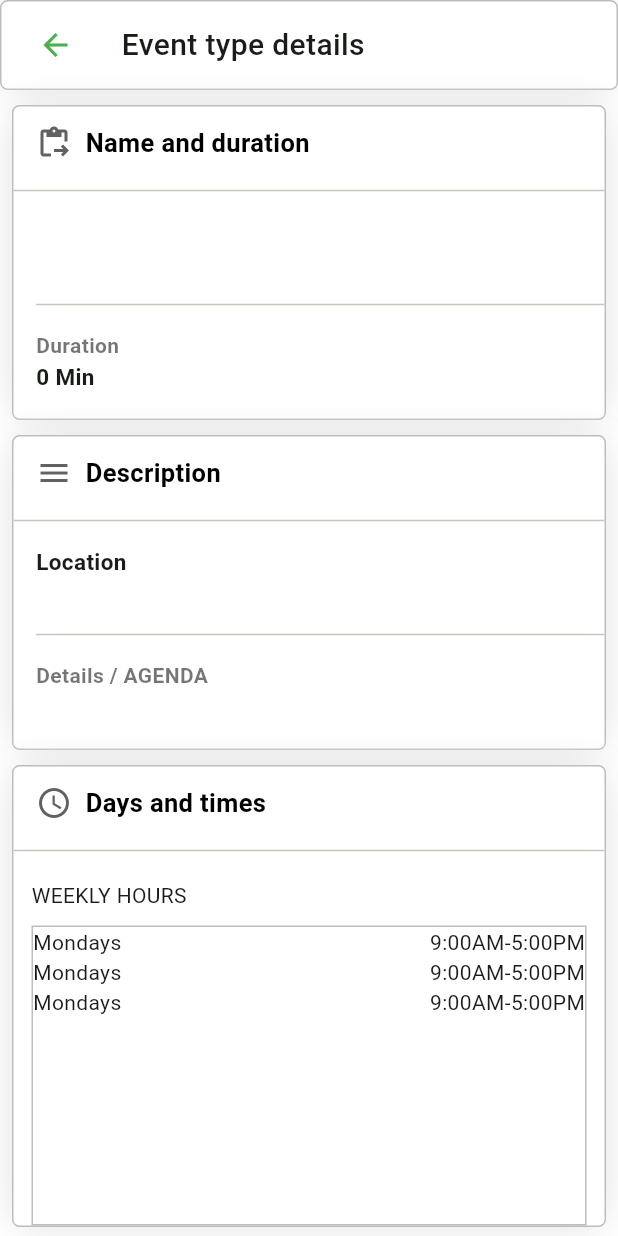
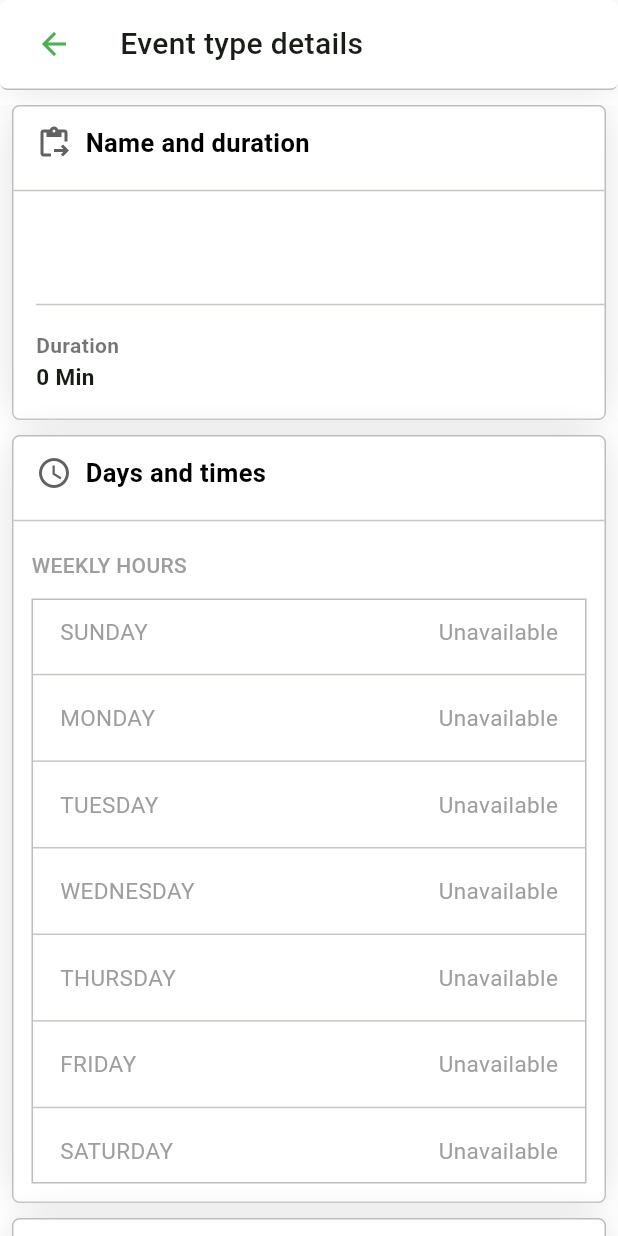
Before and after one commit to sayedmaltan/Timease, a Flutter app: the EventDetailsView screen opened directly with empty values, on a phone screen of 412 x 824 dp. Run offline on Flutter 3.47's test engine with Material 3 defaults, Android fonts, the phone set to English and light mode, and no system bars; our stand-ins replace dartz, dio, flutter_bloc, fluttertoast, get_it, go_router and 2 more; accounts and stored records are empty.

Commit message:
finish event details and search event

```diff
--- /dev/null
+++ b/timease_mobile/lib/core/utils/function/sort_availabilities_by_day.dart
@@ -0,0 +1,54 @@
+import '../../../features/event/data/models/event_model.dart';
+
+List<Availabilities> sortAvailabilitiesByDay(List<Availabilities> availabilitiesList) {
+  List<Availabilities> completeList = fillMissingDays(availabilitiesList);
+
+  Map<String, int> weekOrder = {
+    "SUNDAY": 0,
+    "MONDAY": 1,
+    "TUESDAY": 2,
+    "WEDNESDAY": 3,
+    "THURSDAY": 4,
+    "FRIDAY": 5,
+    "SATURDAY": 6
+  };
+
+  completeList.sort((a, b) {
+    // Check if the day is unavailable, put those at the end
+    if (a.startTime == "Unavailable" && b.startTime != "Unavailable") {
+      return 1; // a goes to the end
+    }
+    if (a.startTime != "Unavailable" && b.startTime == "Unavailable") {
+      return -1; // b goes to the end
+    }
+
+    // Otherwise, sort by the day of the week
+    return weekOrder[a.dayOfWeek]!.compareTo(weekOrder[b.dayOfWeek]!);
+  });
+
+  return completeList;
+}
+
+// Function to ensure all 7 days exist in the list
+List<Availabilities> fillMissingDays(List<Availabilities> availabilitiesList) {
+  Set<String?> existingDays = availabilitiesList.map((e) => e.dayOfWeek).toSet();
+  List<String> allDays = ["SUNDAY", "MONDAY", "TUESDAY", "WEDNESDAY", "THURSDAY", "FRIDAY", "SATURDAY"];
+
+  // Get the first available ID from the list (for the missing days)
+  String? defaultId = availabilitiesList.isNotEmpty ? availabilitiesList[0].id : "default-id";
+
+  List<Availabilities> completeList = List.from(availabilitiesList);
+
+  for (String day in allDays) {
+    if (!existingDays.contains(day)) {
+      completeList.add(Availabilities(
+        id: defaultId, // Use the existing ID from an available day
+        dayOfWeek: day,
+        startTime: "Unavailable",
+        endTime: "Unavailable",
+      ));
+    }
+  }
+
+  return completeList;
+}
--- a/timease_mobile/lib/core/widgets/custom_search.dart
+++ b/timease_mobile/lib/core/widgets/custom_search.dart
@@ -1,41 +1,43 @@
 import 'package:flutter/material.dart';
 import 'package:timease_mobile/constants.dart';
 import 'package:timease_mobile/core/widgets/custom_text_form_field.dart';
+import 'package:timease_mobile/features/event/data/models/event_model.dart';
+import 'package:timease_mobile/features/event/presentation/manger/event_cubit/user_events_cubit.dart';
 
-class CustomSearch extends StatefulWidget {
+class CustomSearch extends StatelessWidget {
   const CustomSearch({
     super.key,
     required this.controller,
     required this.text,
+    required this.eventListModel,
   });
 
+  final List<EventModel> eventListModel;
   final TextEditingController controller;
   final String text;
 
   @override
-  State<CustomSearch> createState() => _CustomSearchState();
-}
-
-class _CustomSearchState extends State<CustomSearch> {
-  @override
   Widget build(BuildContext context) {
+    UserEventsCubit userEventsCubit=UserEventsCubit.get(context);
     return Padding(
       padding: const EdgeInsets.symmetric(horizontal: 12.0),
       child: CustomTextFormField(
         suffixIconColor: Colors.black,
         suffixIconResponse: () {
-          widget.controller.text = '';
-          setState(() {});
+          controller.text = '';
+          userEventsCubit.reStartSearch(eventModelList: eventListModel);
         },
-        onChanged: (value) => setState(() {}),
+        onChanged: (value) {
+          userEventsCubit.searchEventsList(eventModelList: eventListModel, value: value);
+        },
         borderRadiusSize: 28,
         focusedBorderColor: kSecPrimaryColor,
         hintStyleWeight: FontWeight.w400,
-        suffixIcon: widget.controller.text.isNotEmpty ? Icons.close : null,
-        hintText: widget.text,
+        suffixIcon: controller.text.isNotEmpty ? Icons.close : null,
+        hintText: text,
         keyboardType: TextInputType.text,
         isPassword: false,
-        controller: widget.controller,
+        controller: controller,
         validator: (value) {
           return null;
         },
--- a/timease_mobile/lib/features/event/presentation/manger/event_cubit/user_events_cubit.dart
+++ b/timease_mobile/lib/features/event/presentation/manger/event_cubit/user_events_cubit.dart
@@ -1,4 +1,5 @@
 import 'package:flutter_bloc/flutter_bloc.dart';
+import 'package:timease_mobile/features/event/data/models/event_model.dart';
 import 'package:timease_mobile/features/event/data/repos/event_repo.dart';
 import 'package:timease_mobile/features/event/presentation/manger/event_cubit/user_events_state.dart';
 
@@ -24,4 +25,22 @@ class UserEventsCubit extends Cubit<UserEventsState> {
       },
     );
   }
+
+  void searchEventsList(
+      {required List<EventModel> eventModelList, required String value}) {
+    emit(SearchEventsLoading());
+    List<EventModel> newList = [];
+    String value2 = value.toLowerCase();
+    for (int i = 0; i < eventModelList.length; i++) {
+      if (eventModelList[i].title!.toLowerCase().contains(value) ||
+          eventModelList[i].description!.toLowerCase().contains(value2)) {
+        newList.add(eventModelList[i]);
+      }
+    }
+    emit(UserEventsSuccess(eventsListModel: newList));
+  }
+
+  void reStartSearch({required List<EventModel> eventModelList}) {
+    emit(UserEventsSuccess(eventsListModel: eventModelList));
+  }
 }
--- a/timease_mobile/lib/features/event/presentation/manger/event_cubit/user_events_state.dart
+++ b/timease_mobile/lib/features/event/presentation/manger/event_cubit/user_events_state.dart
@@ -12,7 +12,14 @@ class UserEventsSuccess extends UserEventsState{
   UserEventsSuccess({required this.eventsListModel});
 }
 
-class UserEventsFailure extends UserEventsState{
+class UserEventsFailure extends UserEventsState {
   final String errMessage;
+
   UserEventsFailure({required this.errMessage});
 }
+  class SearchEventsLoading extends UserEventsState{}
+
+  class SearchEventsSuccess extends UserEventsState{
+  List<EventModel> eventsListModel;
+  SearchEventsSuccess({required this.eventsListModel});
+  }
--- a/timease_mobile/lib/features/event/presentation/views/event_details_view.dart
+++ b/timease_mobile/lib/features/event/presentation/views/event_details_view.dart
@@ -1,4 +1,5 @@
 import 'package:flutter/material.dart';
+import 'package:timease_mobile/core/utils/function/sort_availabilities_by_day.dart';
 import 'package:timease_mobile/features/event/data/models/event_model.dart';
 import 'package:timease_mobile/features/event/presentation/views/widgets/custom_3layer_container.dart';
 import 'package:timease_mobile/features/event/presentation/views/widgets/custom_available_time.dart';
@@ -16,18 +17,28 @@ class EventDetailsView extends StatelessWidget {
   @override
   Widget build(BuildContext context) {
     return Scaffold(
-      body: SingleChildScrollView(
-        scrollDirection: Axis.vertical,
-        physics: BouncingScrollPhysics(),
-        child: SafeArea(
+      body: SafeArea(
         child: Column(
           spacing: 10,
           children: [
             CustomEventDetailsAppBar(),
+            Expanded(
+              child: SingleChildScrollView(
+                child: Column(
+                  spacing: 10,
+                  children: [
                     Padding(
                       padding: EdgeInsets.symmetric(horizontal: 8.0),
                       child: CustomNameDuration(
                         eventModel: eventModel,
+                      ),
+                    ),
+                    Padding(
+                      padding: const EdgeInsets.symmetric(horizontal: 8.0),
+                      child: CustomAvailableTime(
+                        icon: Icons.watch_later_outlined,
+                        superTitle: 'Days and times',
+                        availabilitiesListModel: sortAvailabilitiesByDay(eventModel.availabilities!),
                       ),
                     ),
                     Padding(
@@ -41,17 +52,14 @@ class EventDetailsView extends StatelessWidget {
                         description2: eventModel.description.toString(),
                       ),
                     ),
-              Padding(
-                padding: const EdgeInsets.symmetric(horizontal: 8.0),
-                child: CustomAvailableTime(
-                  icon: Icons.watch_later_outlined,
-                  superTitle: 'Days and times',
+                    SizedBox(height: 10,)
+                  ],
+                ),
               ),
             ),
           ],
         ),
       ),
-      ),
     );
   }
 }
--- a/timease_mobile/lib/features/event/presentation/views/events_screen_view_body.dart
+++ b/timease_mobile/lib/features/event/presentation/views/events_screen_view_body.dart
@@ -18,7 +18,8 @@ class EventsScreenViewBody extends StatefulWidget {
 
 class _EventsScreenViewBodyState extends State<EventsScreenViewBody> {
   var controller = TextEditingController();
-
+  late UserEventsSuccess userEventsSuccess;
+  bool passFirstTime=false;
   @override
   Widget build(BuildContext context) {
     return BlocProvider(
@@ -26,14 +27,20 @@ class _EventsScreenViewBodyState extends State<EventsScreenViewBody> {
         ..getUserEventsList(userId: userId),
       child: BlocConsumer<UserEventsCubit, UserEventsState>(
         builder: (context, state) {
-          return state is UserEventsSuccess
-              ? Column(
+          if(state is UserEventsSuccess)
+            {
+              if(!passFirstTime) {
+                userEventsSuccess=state;
+                passFirstTime=true;
+              }
+              return Column(
                 crossAxisAlignment: CrossAxisAlignment.start,
                 children: [
                   SizedBox(
                     height: 7,
                   ),
                   CustomSearch(
+                    eventListModel: userEventsSuccess.eventsListModel,
                     controller: controller,
                     text: 'Search event Types...',
                   ),
@@ -55,8 +62,11 @@ class _EventsScreenViewBodyState extends State<EventsScreenViewBody> {
                     ),
                   )
                 ],
-                )
-              : Center(child: CircularProgressIndicator());
+              );
+            }
+          else {
+            return Center(child: CircularProgressIndicator());
+          }
         },
         listener: (context, state) {
           if (state is UserEventsSuccess) {
--- a/timease_mobile/lib/features/event/presentation/views/widgets/custom_available_time.dart
+++ b/timease_mobile/lib/features/event/presentation/views/widgets/custom_available_time.dart
@@ -1,17 +1,19 @@
 import 'package:flutter/material.dart';
-import 'package:timease_mobile/constants.dart';
-import 'package:timease_mobile/features/event/presentation/views/widgets/custom_available_time_row.dart';
-
+import 'package:timease_mobile/features/event/data/models/event_model.dart';
+import '../../../../../constants.dart';
 import '../../../../../core/utils/function/custom_box_decoration.dart';
 import '../../../../../core/utils/styles.dart';
+import 'custom_days_table.dart';
 
 class CustomAvailableTime extends StatelessWidget {
   const CustomAvailableTime({
     super.key,
     required this.icon,
     required this.superTitle,
+    required this.availabilitiesListModel,
   });
 
+  final List<Availabilities> availabilitiesListModel;
   final IconData icon;
   final String superTitle;
 
@@ -49,27 +51,15 @@ class CustomAvailableTime extends StatelessWidget {
           ),
           Padding(
             padding: const EdgeInsets.symmetric(horizontal: 12.0),
-            child: Text('WEEKLY HOURS'),
+            child: Text(
+              'WEEKLY HOURS',
+              style: Styles.textStyle14.copyWith(
+                  fontWeight: FontWeight.w500, color: kSecPrimaryColor),
+            ),
           ),
-          SizedBox(
-            height: 10,
+          CustomDaysTable(
+            availabilitiesList: availabilitiesListModel,
           ),
-          Padding(
-            padding: const EdgeInsets.symmetric(horizontal: 12.0),
-            child: Container(
-              height: 200,
-              decoration: BoxDecoration(
-                border: Border.all(color: kSecPrimaryColor.shade400),
-              ),
-              child: Column(
-                children: [
-                  CustomAvailableTimeRow(day: 'Mondays', time: '9:00AM-5:00PM'),
-                  CustomAvailableTimeRow(day: 'Mondays', time: '9:00AM-5:00PM'),
-                  CustomAvailableTimeRow(day: 'Mondays', time: '9:00AM-5:00PM'),
-                ],
-              ),
-            ),
-          )
         ],
       ),
     );
--- a/timease_mobile/lib/features/event/presentation/views/widgets/custom_available_time_row.dart
+++ b/timease_mobile/lib/features/event/presentation/views/widgets/custom_available_time_row.dart
@@ -1,4 +1,7 @@
 import 'package:flutter/material.dart';
+import 'package:timease_mobile/constants.dart';
+
+import '../../../../../core/utils/styles.dart';
 
 class CustomAvailableTimeRow extends StatelessWidget {
   const CustomAvailableTimeRow(
@@ -9,14 +12,31 @@ class CustomAvailableTimeRow extends StatelessWidget {
 
   @override
   Widget build(BuildContext context) {
-    return  Row(
+    return Padding(
+      padding: const EdgeInsets.symmetric(horizontal: 18.0),
+      child: Row(
         children: [
-        Text(day),
+          Text(
+            day,
+            style: time.compareTo('Unavailable') == 0
+                ? Styles.textStyle15.copyWith(
+                fontWeight: FontWeight.w400,
+                color: kSecPrimaryColor
+            )
+                : Styles.textStyle15,
+          ),
           Spacer(),
           Text(
             time,
+            style: time.compareTo('Unavailable') == 0
+                ? Styles.textStyle15.copyWith(
+              fontWeight: FontWeight.w400,
+              color: kSecPrimaryColor
+            )
+                : Styles.textStyle15,
           )
         ],
+      ),
     );
   }
 }
--- /dev/null
+++ b/timease_mobile/lib/features/event/presentation/views/widgets/custom_days_table.dart
@@ -0,0 +1,101 @@
+import 'package:flutter/material.dart';
+import 'package:timease_mobile/features/event/data/models/event_model.dart';
+import '../../../../../constants.dart';
+import 'custom_available_time_row.dart';
+
+class CustomDaysTable extends StatelessWidget {
+  const CustomDaysTable({
+    super.key,
+    required this.availabilitiesList,
+  });
+
+  final List<Availabilities> availabilitiesList;
+
+  @override
+  Widget build(BuildContext context) {
+    return Padding(
+      padding: const EdgeInsets.all(12.0),
+      child: Container(
+        height: 390,
+        decoration: BoxDecoration(
+          border: Border.all(color: kSecPrimaryColor.shade400),
+        ),
+        child: Column(
+          children: [
+            Expanded(
+              child: CustomAvailableTimeRow(
+                  day: availabilitiesList[0].dayOfWeek!,
+                  time: availabilitiesList[0]
+                              .startTime!
+                              .compareTo('Unavailable') ==
+                          0
+                      ? 'Unavailable'
+                      : '${availabilitiesList[0].startTime!.substring(0, 5)}-${availabilitiesList[0].endTime!.substring(0, 5)}'),
+            ),
+            Divider(),
+            Expanded(
+                child: CustomAvailableTimeRow(
+                    day: availabilitiesList[1].dayOfWeek!,
+                    time: availabilitiesList[1]
+                                .startTime!
+                                .compareTo('Unavailable') ==
+                            0
+                        ? 'Unavailable'
+                        : '${availabilitiesList[1].startTime!.substring(0, 5)}-${availabilitiesList[1].endTime!.substring(0, 5)}')),
+            Divider(),
+            Expanded(
+                child: CustomAvailableTimeRow(
+                    day: availabilitiesList[2].dayOfWeek!,
+                    time: availabilitiesList[2]
+                                .startTime!
+                                .compareTo('Unavailable') ==
+                            0
+                        ? 'Unavailable'
+                        : '${availabilitiesList[2].startTime!.substring(0, 5)}-${availabilitiesList[2].endTime!.substring(0, 5)}')),
+            Divider(),
+            Expanded(
+                child: CustomAvailableTimeRow(
+                    day: availabilitiesList[3].dayOfWeek!,
+                    time: availabilitiesList[3]
+                                .startTime!
+                                .compareTo('Unavailable') ==
+                            0
+                        ? 'Unavailable'
+                        : '${availabilitiesList[3].startTime!.substring(0, 5)}-${availabilitiesList[3].endTime!.substring(0, 5)}')),
+            Divider(),
+            Expanded(
+                child: CustomAvailableTimeRow(
+                    day: availabilitiesList[4].dayOfWeek!,
+                    time: availabilitiesList[4]
+                                .startTime!
+                                .compareTo('Unavailable') ==
+                            0
+                        ? 'Unavailable'
+                        : '${availabilitiesList[4].startTime!.substring(0, 5)}-${availabilitiesList[4].endTime!.substring(0, 5)}')),
+            Divider(),
+            Expanded(
+                child: CustomAvailableTimeRow(
+                    day: availabilitiesList[5].dayOfWeek!,
+                    time: availabilitiesList[5]
+                                .startTime!
+                                .compareTo('Unavailable') ==
+                            0
+                        ? 'Unavailable'
+                        : '${availabilitiesList[5].startTime!.substring(0, 5)}-${availabilitiesList[5].endTime!.substring(0, 5)}')),
+            Divider(),
+            Expanded(
+              child: CustomAvailableTimeRow(
+                  day: availabilitiesList[6].dayOfWeek!,
+                  time: availabilitiesList[6]
+                              .startTime!
+                              .compareTo('Unavailable') ==
+                          0
+                      ? 'Unavailable'
+                      : '${availabilitiesList[6].startTime!.substring(0, 5)}-${availabilitiesList[6].endTime!.substring(0, 5)}'),
+            ),
+          ],
+        ),
+      ),
+    );
+  }
+}
--- a/timease_mobile/lib/features/event/presentation/views/widgets/custom_event_details_appbar.dart
+++ b/timease_mobile/lib/features/event/presentation/views/widgets/custom_event_details_appbar.dart
@@ -1,6 +1,5 @@
 import 'package:flutter/material.dart';
 import 'package:go_router/go_router.dart';
-import 'package:timease_mobile/core/utils/function/custom_box_decoration.dart';
 import '../../../../../constants.dart';
 import '../../../../../core/utils/styles.dart';
 
@@ -11,7 +10,29 @@ class CustomEventDetailsAppBar extends StatelessWidget {
   Widget build(BuildContext context) {
     return Container(
       height: 60,
-      decoration: customBoxDecoration(),
+      decoration: BoxDecoration(
+        border: Border(bottom: BorderSide(
+          color: kSecPrimaryColor.shade400
+        )),
+        boxShadow: [
+          BoxShadow(
+            color: Colors.grey,
+            offset: Offset(0, 0),
+            blurRadius: 20.0,
+            spreadRadius: -7.0,
+          ),
+          BoxShadow(
+            color: Colors.white,
+            offset: Offset(0, 0),
+            blurRadius: 20.0,
+            spreadRadius: 0.0,
+          ),
+          BoxShadow(
+            color: Colors.white,
+          ),
+        ],
+        borderRadius: BorderRadius.circular(5),
+      ),
       child: Padding(
         padding: const EdgeInsets.symmetric(horizontal: 12.0),
         child: Row(
--- a/timease_mobile/lib/features/event/presentation/views/widgets/custom_name_duration.dart
+++ b/timease_mobile/lib/features/event/presentation/views/widgets/custom_name_duration.dart
@@ -15,6 +15,6 @@ class CustomNameDuration extends StatelessWidget {
         title1: eventModel.title.toString(),
         description1: eventModel.description.toString(),
         title2: 'Duration',
-        description2: '${eventModel.schedulingRange} Min');
+        description2: '${eventModel.length} Min');
   }
 }
--- a/timease_mobile/lib/features/meeting/presentation/views/mettings_screen_view_body.dart
+++ b/timease_mobile/lib/features/meeting/presentation/views/mettings_screen_view_body.dart
@@ -3,7 +3,6 @@ import 'package:flutter/material.dart';
 import '../../../../constants.dart';
 import 'widgets/custom_filter_bottom_sheet.dart';
 import 'widgets/custom_filter_row.dart';
-import 'widgets/custom_row_search_and_account.dart';
 
 class MeetingsScreenViewBody extends StatefulWidget {
   const MeetingsScreenViewBody({super.key});
@@ -23,7 +22,7 @@ class _MeetingsScreenViewBodyState extends State<MeetingsScreenViewBody> {
         SizedBox(
           height: 10,
         ),
-        CustomRowSearchAndAccount(controller: controller),
+        // CustomRowSearchAndAccount(controller: controller),
         SizedBox(
           height: 7,
         ),
--- a/timease_mobile/lib/features/meeting/presentation/views/widgets/custom_row_search_and_account.dart
+++ b/timease_mobile/lib/features/meeting/presentation/views/widgets/custom_row_search_and_account.dart
@@ -17,6 +17,7 @@ class CustomRowSearchAndAccount extends StatelessWidget {
       children: [
         Expanded(
           child: CustomSearch(
+            eventListModel: [],
             controller: controller,
             text: 'Search Your Schedule...',
           ),
```
Also changed, not shown: 4 other files. Lines whose indentation alone changed are shown as unchanged.
